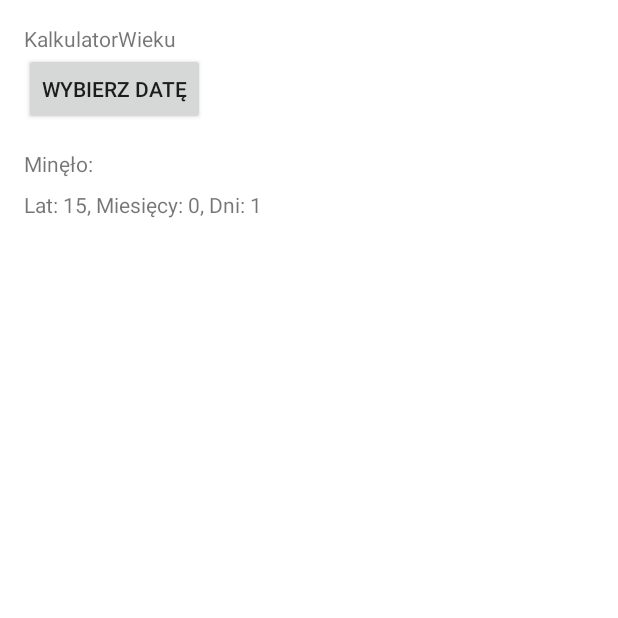
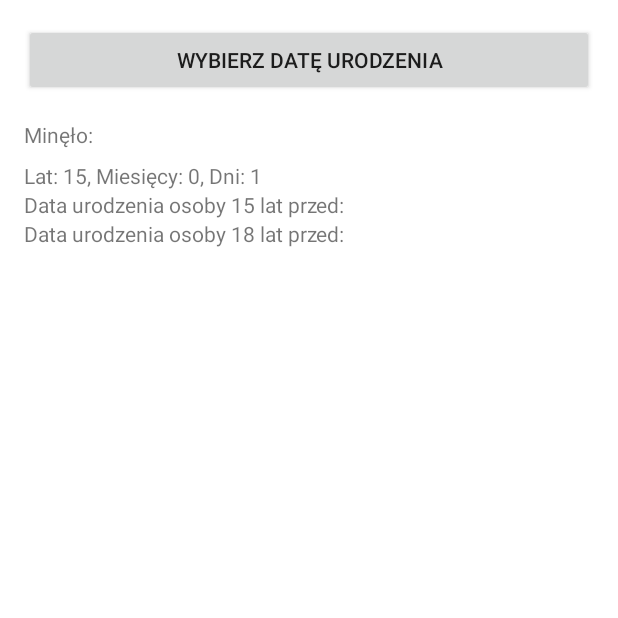
Before and after one commit to Bloodlex/AgeCalculator, an Android app: the MainActivity screen opened directly, with no data from a screen before it, on a phone screen of 412 x 824 dp, the top half of it. Run offline under Robolectric (Android 15) with nearby library versions, the phone set to English and light mode, and no system bars.

Commit message:
initial commit

```diff
--- a/app/src/main/java/com/example/kalkulatorwieku/MainActivity.kt
+++ b/app/src/main/java/com/example/kalkulatorwieku/MainActivity.kt
@@ -19,7 +19,6 @@ class MainActivity : ComponentActivity() {
     override fun onCreate(savedInstanceState: Bundle?) {
         super.onCreate(savedInstanceState)
         setContentView(R.layout.main_activity)
-        enableEdgeToEdge()
 
         selectedDateTextView = findViewById(R.id.selectedDateTextView)
         selectDateButton = findViewById(R.id.button)
--- a/app/src/main/res/layout/main_activity.xml
+++ b/app/src/main/res/layout/main_activity.xml
@@ -3,29 +3,22 @@
     android:layout_width="match_parent"
     android:layout_height="match_parent"
     android:orientation="vertical"
-    android:padding="16dp">
-
-    <TextView
-        android:id="@+id/textView"
-        android:layout_width="match_parent"
-        android:layout_height="wrap_content"
-        android:editable="false"
-        android:focusable="false"
-        android:text="@string/app_name" />
+    android:padding="16dp"
+    android:fitsSystemWindows="true">
 
     <Button
         android:id="@+id/button"
-        android:layout_width="wrap_content"
+        android:layout_width="match_parent"
         android:layout_height="wrap_content"
-        android:text="Wybierz datę" />
+        android:text="Wybierz datę urodzenia" />
 
     <DatePicker
         android:id="@+id/datePicker"
-        android:layout_width="wrap_content"
+        android:layout_width="match_parent"
         android:layout_height="wrap_content"
         android:calendarViewShown="false"
         android:datePickerMode="spinner"
-        android:spinnersShown="true"/>
+        android:spinnersShown="true" />
 
     <TextView
         android:id="@+id/selectedDateTextView"
@@ -41,4 +34,22 @@
         android:layout_marginTop="8dp"
         android:text="Lat: 0, Miesięcy: 0, Dni: 0" />
 
+    <LinearLayout
+        android:layout_width="match_parent"
+        android:layout_height="match_parent"
+        android:orientation="vertical">
+
+        <TextView
+            android:id="@+id/textView"
+            android:layout_width="match_parent"
+            android:layout_height="wrap_content"
+            android:text="Data urodzenia osoby 15 lat przed:" />
+
+        <TextView
+            android:id="@+id/textView2"
+            android:layout_width="match_parent"
+            android:layout_height="wrap_content"
+            android:text="Data urodzenia osoby 18 lat przed:" />
+    </LinearLayout>
+
 </LinearLayout>
```
Also changed, not shown: app/src/main/java/com/example/kalkulatorwieku/ui/theme/Color.kt (deleted, +0 -11 lines), app/src/main/java/com/example/kalkulatorwieku/ui/theme/Theme.kt (deleted, +0 -58 lines), app/src/main/java/com/example/kalkulatorwieku/ui/theme/Type.kt (deleted, +0 -34 lines).
